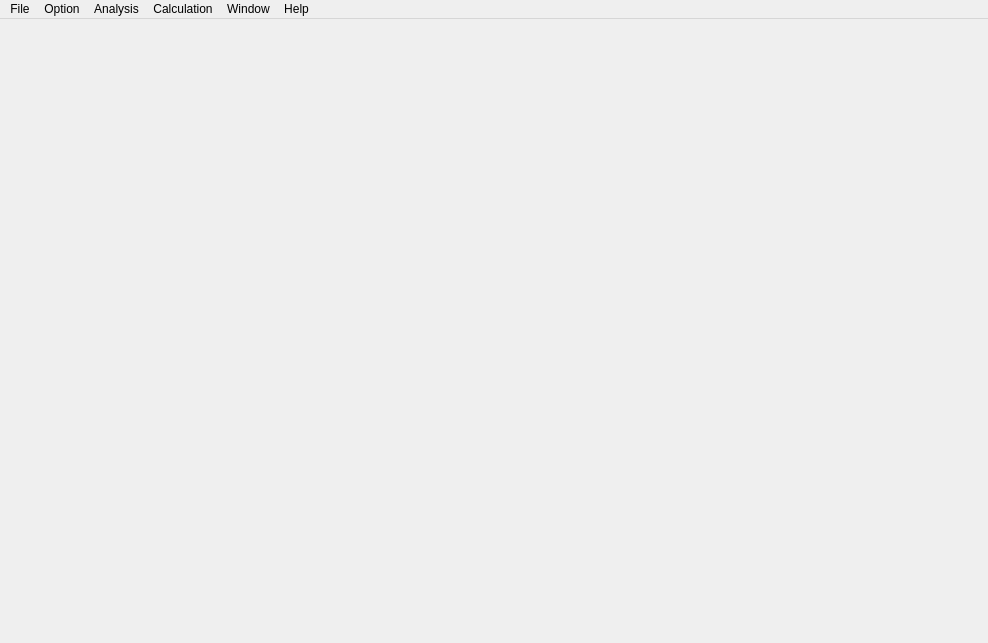
This is Test_01/Test.ui in Matsuko97/Test as Qt 5 draws it before an edit. The edited form follows.
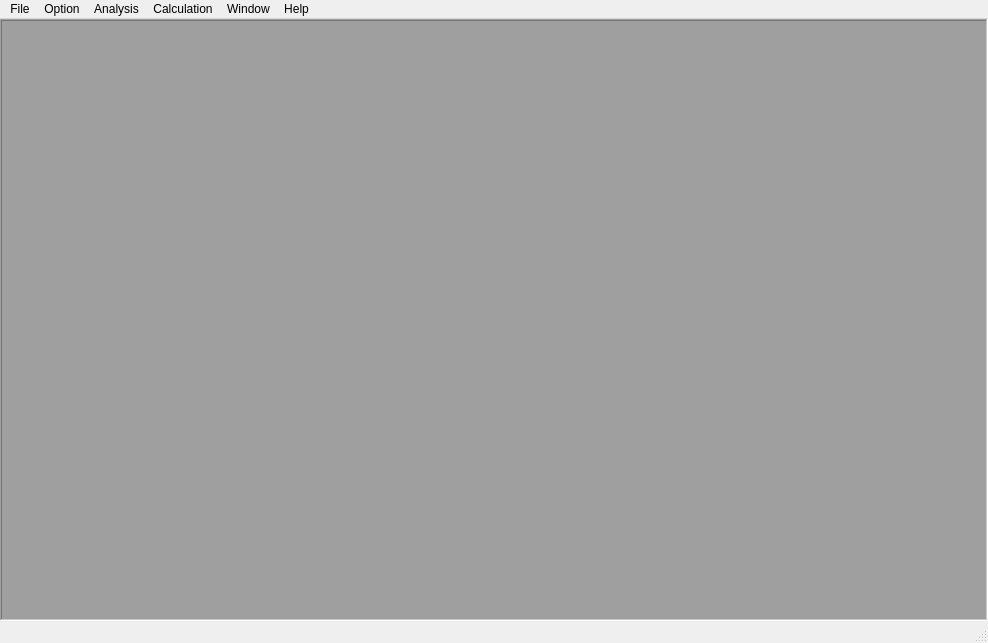
This is the edited form.

Commit message: MdiArea&ToolBox&SubWindow

What changed in the file:
```diff
--- a/Test_01/Test.ui
+++ b/Test_01/Test.ui
@@ -37,12 +37,18 @@
      <number>0</number>
     </property>
     <item>
-     <widget class="QLabel" name="label">
-      <property name="text">
-       <string/>
+     <widget class="QMdiArea" name="mdiArea">
+      <property name="frameShape">
+       <enum>QFrame::WinPanel</enum>
       </property>
-      <property name="textFormat">
-       <enum>Qt::AutoText</enum>
+      <property name="frameShadow">
+       <enum>QFrame::Sunken</enum>
+      </property>
+      <property name="lineWidth">
+       <number>1</number>
+      </property>
+      <property name="midLineWidth">
+       <number>0</number>
       </property>
      </widget>
     </item>
@@ -111,6 +117,7 @@
    <addaction name="Window"/>
    <addaction name="Help"/>
   </widget>
+  <widget class="QStatusBar" name="statusBar"/>
   <action name="actionOpen">
    <property name="text">
     <string>Open</string>
```
Left out of the diff: 129 changed lines with no effect on the pictures. The commit also changes 20 other files.
